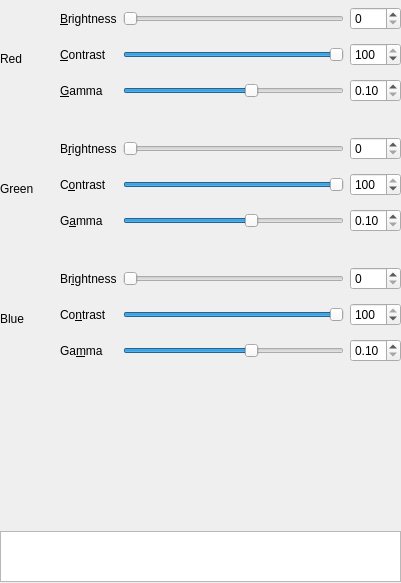
First picture: the form in kolorcontrol/ui/main.ui, repository Ablinne/kolorcontrol, before the edit.
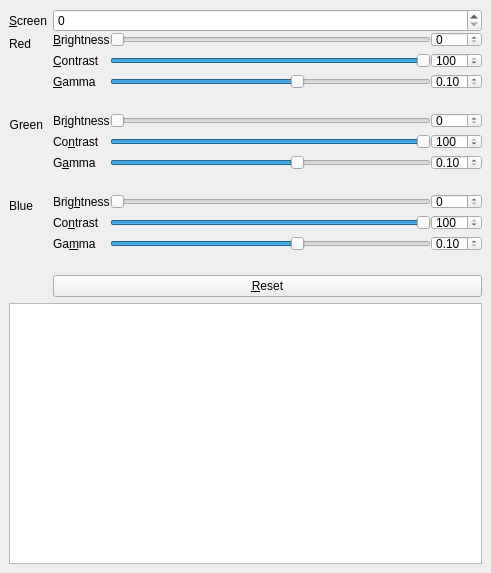
Second picture: the form after the edit.

Commit message: Added screen number spinBox and resetButton

Diff of the .ui file:
```diff
--- a/kolorcontrol/ui/main.ui
+++ b/kolorcontrol/ui/main.ui
@@ -6,40 +6,183 @@
    <rect>
     <x>0</x>
     <y>0</y>
-    <width>401</width>
-    <height>583</height>
+    <width>491</width>
+    <height>573</height>
    </rect>
   </property>
   <property name="minimumSize">
    <size>
-    <width>401</width>
-    <height>583</height>
+    <width>0</width>
+    <height>0</height>
    </size>
   </property>
   <property name="maximumSize">
    <size>
-    <width>401</width>
-    <height>583</height>
+    <width>9999</width>
+    <height>9999</height>
    </size>
   </property>
   <property name="windowTitle">
    <string>KolorControl</string>
   </property>
   <widget class="QWidget" name="centralWidget">
-   <widget class="QWidget" name="layoutWidget">
-    <property name="geometry">
-     <rect>
-      <x>60</x>
-      <y>130</y>
-      <width>341</width>
-      <height>111</height>
-     </rect>
-    </property>
+   <layout class="QVBoxLayout" name="verticalLayout" stretch="0,0,0">
+    <item>
+     <layout class="QFormLayout" name="formLayout">
+      <property name="verticalSpacing">
+       <number>0</number>
+      </property>
+      <item row="1" column="0">
+       <widget class="QLabel" name="label_10">
+        <property name="text">
+         <string>Red</string>
+        </property>
+        <property name="alignment">
+         <set>Qt::AlignRight|Qt::AlignTrailing|Qt::AlignVCenter</set>
+        </property>
+       </widget>
+      </item>
+      <item row="1" column="1">
+       <layout class="QGridLayout" name="gridLayout">
+        <property name="verticalSpacing">
+         <number>6</number>
+        </property>
+        <item row="0" column="0">
+         <widget class="QLabel" name="label">
+          <property name="text">
+           <string>&amp;Brightness</string>
+          </property>
+          <property name="buddy">
+           <cstring>spinR_B</cstring>
+          </property>
+         </widget>
+        </item>
+        <item row="0" column="1">
+         <widget class="QSlider" name="sliderR_B">
+          <property name="maximum">
+           <number>99</number>
+          </property>
+          <property name="orientation">
+           <enum>Qt::Horizontal</enum>
+          </property>
+         </widget>
+        </item>
+        <item row="0" column="2">
+         <widget class="QSpinBox" name="spinR_B">
+          <property name="maximum">
+           <number>99</number>
+          </property>
+         </widget>
+        </item>
+        <item row="1" column="0">
+         <widget class="QLabel" name="label_2">
+          <property name="text">
+           <string>&amp;Contrast</string>
+          </property>
+          <property name="buddy">
+           <cstring>spinR_C</cstring>
+          </property>
+         </widget>
+        </item>
+        <item row="1" column="1">
+         <widget class="QSlider" name="sliderR_C">
+          <property name="minimum">
+           <number>1</number>
+          </property>
+          <property name="maximum">
+           <number>100</number>
+          </property>
+          <property name="value">
+           <number>100</number>
+          </property>
+          <property name="orientation">
+           <enum>Qt::Horizontal</enum>
+          </property>
+         </widget>
+        </item>
+        <item row="1" column="2">
+         <widget class="QSpinBox" name="spinR_C">
+          <property name="minimum">
+           <number>1</number>
+          </property>
+          <property name="maximum">
+           <number>100</number>
+          </property>
+          <property name="value">
+           <number>100</number>
+          </property>
+         </widget>
+        </item>
+        <item row="2" column="0">
+         <widget class="QLabel" name="label_3">
+          <property name="text">
+           <string>&amp;Gamma</string>
+          </property>
+          <property name="buddy">
+           <cstring>spinR_G</cstring>
+          </property>
+         </widget>
+        </item>
+        <item row="2" column="1">
+         <widget class="QSlider" name="sliderR_G">
+          <property name="minimum">
+           <number>-100</number>
+          </property>
+          <property name="maximum">
+           <number>70</number>
+          </property>
+          <property name="value">
+           <number>0</number>
+          </property>
+          <property name="orientation">
+           <enum>Qt::Horizontal</enum>
+          </property>
+         </widget>
+        </item>
+        <item row="2" column="2">
+         <widget class="QDoubleSpinBox" name="spinR_G">
+          <property name="minimum">
+           <double>0.100000000000000</double>
+          </property>
+          <property name="maximum">
+           <double>5.000000000000000</double>
+          </property>
+          <property name="singleStep">
+           <double>0.100000000000000</double>
+          </property>
+         </widget>
+        </item>
+       </layout>
+      </item>
+      <item row="2" column="0">
+       <widget class="QLabel" name="label_11">
+        <property name="text">
+         <string>Green</string>
+        </property>
+        <property name="alignment">
+         <set>Qt::AlignRight|Qt::AlignTrailing|Qt::AlignVCenter</set>
+        </property>
+       </widget>
+      </item>
+      <item row="3" column="0">
+       <widget class="QLabel" name="label_12">
+        <property name="text">
+         <string>Blue</string>
+        </property>
+        <property name="alignment">
+         <set>Qt::AlignRight|Qt::AlignTrailing|Qt::AlignVCenter</set>
+        </property>
+       </widget>
+      </item>
+      <item row="2" column="1">
     <layout class="QGridLayout" name="gridLayout_2">
+        <property name="verticalSpacing">
+         <number>6</number>
+        </property>
      <item row="0" column="0">
       <widget class="QLabel" name="label_4">
        <property name="text">
-        <string>B&amp;rightness</string>
+           <string>Br&amp;ightness</string>
        </property>
        <property name="buddy">
         <cstring>spinG_B</cstring>
@@ -66,7 +209,7 @@
      <item row="1" column="0">
       <widget class="QLabel" name="label_5">
        <property name="text">
-        <string>C&amp;ontrast</string>
+           <string>Co&amp;ntrast</string>
        </property>
        <property name="buddy">
         <cstring>spinG_C</cstring>
@@ -142,41 +285,41 @@
       </widget>
      </item>
     </layout>
-   </widget>
-   <widget class="QWidget" name="layoutWidget_2">
-    <property name="geometry">
-     <rect>
-      <x>60</x>
-      <y>260</y>
-      <width>341</width>
-      <height>111</height>
-     </rect>
-    </property>
+      </item>
+      <item row="3" column="1">
     <layout class="QGridLayout" name="gridLayout_3">
-     <item row="0" column="0">
-      <widget class="QLabel" name="label_7">
-       <property name="text">
-        <string>Br&amp;ightness</string>
-       </property>
-       <property name="buddy">
-        <cstring>spinB_B</cstring>
-       </property>
-      </widget>
-     </item>
-     <item row="0" column="1">
-      <widget class="QSlider" name="sliderB_B">
+        <property name="verticalSpacing">
+         <number>6</number>
+        </property>
+        <item row="2" column="1">
+         <widget class="QSlider" name="sliderB_G">
+          <property name="minimum">
+           <number>-100</number>
+          </property>
        <property name="maximum">
-        <number>99</number>
-       </property>
+           <number>70</number>
+          </property>
+          <property name="value">
+           <number>0</number>
+          </property>
        <property name="orientation">
         <enum>Qt::Horizontal</enum>
        </property>
       </widget>
      </item>
-     <item row="0" column="2">
-      <widget class="QSpinBox" name="spinB_B">
+        <item row="1" column="1">
+         <widget class="QSlider" name="sliderB_C">
+          <property name="minimum">
+           <number>1</number>
+          </property>
        <property name="maximum">
-        <number>99</number>
+           <number>100</number>
+          </property>
+          <property name="value">
+           <number>100</number>
+          </property>
+          <property name="orientation">
+           <enum>Qt::Horizontal</enum>
        </property>
       </widget>
      </item>
@@ -190,32 +333,20 @@
        </property>
       </widget>
      </item>
-     <item row="1" column="1">
-      <widget class="QSlider" name="sliderB_C">
-       <property name="minimum">
-        <number>1</number>
-       </property>
+        <item row="0" column="2">
+         <widget class="QSpinBox" name="spinB_B">
        <property name="maximum">
-        <number>100</number>
-       </property>
-       <property name="value">
-        <number>100</number>
-       </property>
-       <property name="orientation">
-        <enum>Qt::Horizontal</enum>
+           <number>99</number>
        </property>
       </widget>
      </item>
-     <item row="1" column="2">
-      <widget class="QSpinBox" name="spinB_C">
-       <property name="minimum">
-        <number>1</number>
-       </property>
+        <item row="0" column="1">
+         <widget class="QSlider" name="sliderB_B">
        <property name="maximum">
-        <number>100</number>
-       </property>
-       <property name="value">
-        <number>100</number>
+           <number>99</number>
+          </property>
+          <property name="orientation">
+           <enum>Qt::Horizontal</enum>
        </property>
       </widget>
      </item>
@@ -229,19 +360,13 @@
        </property>
       </widget>
      </item>
-     <item row="2" column="1">
-      <widget class="QSlider" name="sliderB_G">
-       <property name="minimum">
-        <number>-100</number>
-       </property>
-       <property name="maximum">
-        <number>70</number>
-       </property>
-       <property name="value">
-        <number>0</number>
-       </property>
-       <property name="orientation">
-        <enum>Qt::Horizontal</enum>
+        <item row="0" column="0">
+         <widget class="QLabel" name="label_7">
+          <property name="text">
+           <string>Brig&amp;htness</string>
+          </property>
+          <property name="buddy">
+           <cstring>spinB_B</cstring>
        </property>
       </widget>
      </item>
@@ -258,173 +383,51 @@
        </property>
       </widget>
      </item>
-    </layout>
-   </widget>
-   <widget class="QLabel" name="label_10">
-    <property name="geometry">
-     <rect>
-      <x>0</x>
-      <y>50</y>
-      <width>41</width>
-      <height>18</height>
-     </rect>
-    </property>
-    <property name="text">
-     <string>Red</string>
-    </property>
-   </widget>
-   <widget class="QLabel" name="label_11">
-    <property name="geometry">
-     <rect>
-      <x>0</x>
-      <y>180</y>
-      <width>41</width>
-      <height>18</height>
-     </rect>
-    </property>
-    <property name="text">
-     <string>Green</string>
-    </property>
-   </widget>
-   <widget class="QLabel" name="label_12">
-    <property name="geometry">
-     <rect>
-      <x>0</x>
-      <y>310</y>
-      <width>41</width>
-      <height>18</height>
-     </rect>
-    </property>
-    <property name="text">
-     <string>Blue</string>
-    </property>
-   </widget>
-   <widget class="QWidget" name="layoutWidget">
-    <property name="geometry">
-     <rect>
-      <x>60</x>
-      <y>0</y>
-      <width>341</width>
-      <height>111</height>
-     </rect>
-    </property>
-    <layout class="QGridLayout" name="gridLayout">
+        <item row="1" column="2">
+         <widget class="QSpinBox" name="spinB_C">
+          <property name="minimum">
+           <number>1</number>
+          </property>
+          <property name="maximum">
+           <number>100</number>
+          </property>
+          <property name="value">
+           <number>100</number>
+          </property>
+         </widget>
+        </item>
+       </layout>
+      </item>
      <item row="0" column="0">
-      <widget class="QLabel" name="label">
+       <widget class="QLabel" name="label_13">
        <property name="text">
-        <string>&amp;Brightness</string>
+         <string>&amp;Screen</string>
+        </property>
+        <property name="alignment">
+         <set>Qt::AlignJustify|Qt::AlignVCenter</set>
        </property>
        <property name="buddy">
-        <cstring>spinR_B</cstring>
+         <cstring>spinScreen</cstring>
        </property>
       </widget>
      </item>
      <item row="0" column="1">
-      <widget class="QSlider" name="sliderR_B">
-       <property name="maximum">
-        <number>99</number>
-       </property>
-       <property name="orientation">
-        <enum>Qt::Horizontal</enum>
-       </property>
-      </widget>
-     </item>
-     <item row="0" column="2">
-      <widget class="QSpinBox" name="spinR_B">
-       <property name="maximum">
-        <number>99</number>
-       </property>
-      </widget>
-     </item>
-     <item row="1" column="0">
-      <widget class="QLabel" name="label_2">
+       <widget class="QSpinBox" name="spinScreen"/>
+      </item>
+      <item row="4" column="1">
+       <widget class="QPushButton" name="resetButton">
        <property name="text">
-        <string>&amp;Contrast</string>
-       </property>
-       <property name="buddy">
-        <cstring>spinR_C</cstring>
-       </property>
-      </widget>
-     </item>
-     <item row="1" column="1">
-      <widget class="QSlider" name="sliderR_C">
-       <property name="minimum">
-        <number>1</number>
-       </property>
-       <property name="maximum">
-        <number>100</number>
-       </property>
-       <property name="value">
-        <number>100</number>
-       </property>
-       <property name="orientation">
-        <enum>Qt::Horizontal</enum>
-       </property>
-      </widget>
-     </item>
-     <item row="1" column="2">
-      <widget class="QSpinBox" name="spinR_C">
-       <property name="minimum">
-        <number>1</number>
-       </property>
-       <property name="maximum">
-        <number>100</number>
-       </property>
-       <property name="value">
-        <number>100</number>
-       </property>
-      </widget>
-     </item>
-     <item row="2" column="0">
-      <widget class="QLabel" name="label_3">
-       <property name="text">
-        <string>&amp;Gamma</string>
-       </property>
-       <property name="buddy">
-        <cstring>spinR_G</cstring>
-       </property>
-      </widget>
-     </item>
-     <item row="2" column="1">
-      <widget class="QSlider" name="sliderR_G">
-       <property name="minimum">
-        <number>-100</number>
-       </property>
-       <property name="maximum">
-        <number>70</number>
-       </property>
-       <property name="value">
-        <number>0</number>
-       </property>
-       <property name="orientation">
-        <enum>Qt::Horizontal</enum>
-       </property>
-      </widget>
-     </item>
-     <item row="2" column="2">
-      <widget class="QDoubleSpinBox" name="spinR_G">
-       <property name="minimum">
-        <double>0.100000000000000</double>
-       </property>
-       <property name="maximum">
-        <double>5.000000000000000</double>
-       </property>
-       <property name="singleStep">
-        <double>0.100000000000000</double>
+         <string>&amp;Reset</string>
        </property>
       </widget>
      </item>
     </layout>
-   </widget>
+    </item>
+    <item>
+     <layout class="QVBoxLayout" name="plotLayout"/>
+    </item>
+    <item>
    <widget class="QTextBrowser" name="textBrowser">
-    <property name="geometry">
-     <rect>
-      <x>0</x>
-      <y>531</y>
-      <width>401</width>
-      <height>51</height>
-     </rect>
-    </property>
     <property name="readOnly">
      <bool>true</bool>
     </property>
@@ -435,17 +438,8 @@
      <string/>
     </property>
    </widget>
-   <widget class="QWidget" name="verticalLayoutWidget">
-    <property name="geometry">
-     <rect>
-      <x>0</x>
-      <y>370</y>
-      <width>401</width>
-      <height>161</height>
-     </rect>
-    </property>
-    <layout class="QVBoxLayout" name="plotLayout"/>
-   </widget>
+    </item>
+   </layout>
   </widget>
  </widget>
  <resources/>
```
Left out of the diff: 96 changed lines with no effect on the pictures. Lines whose indentation alone changed are shown as unchanged. The commit also changes 1 other file.
